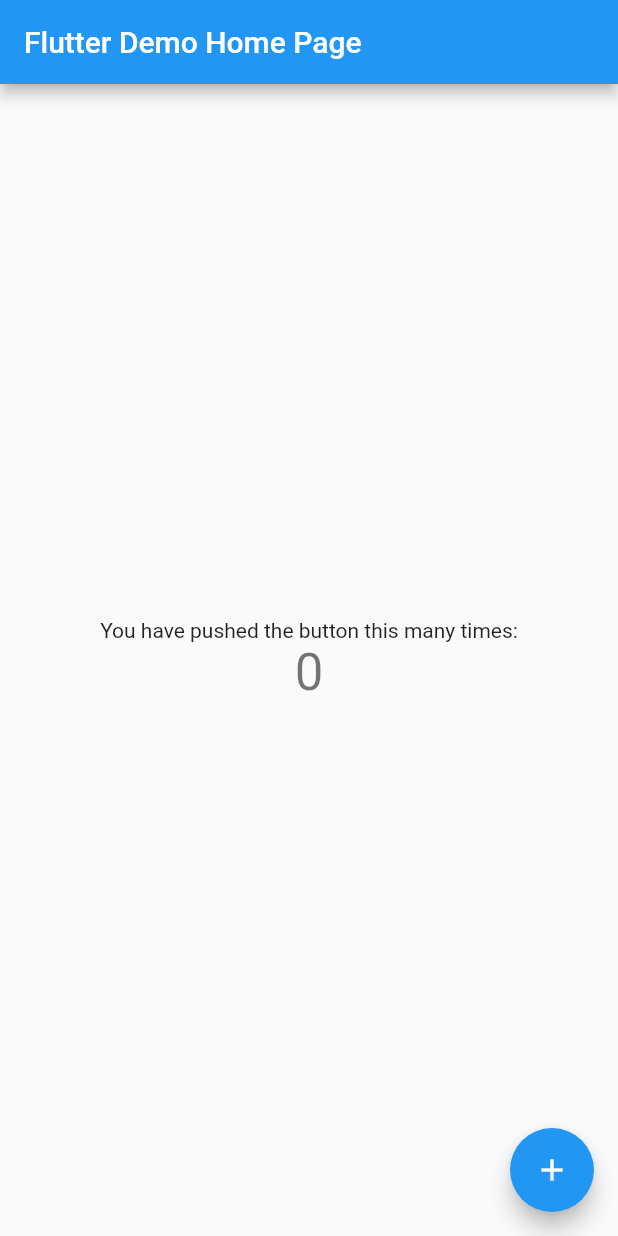
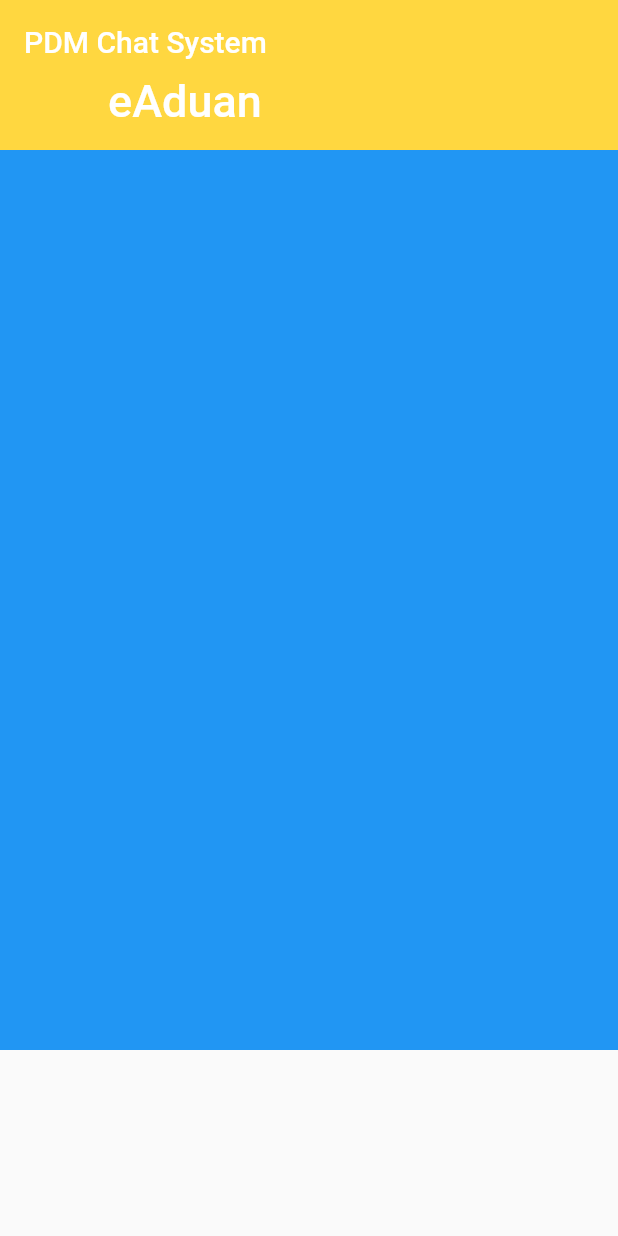
Before and after one commit to bedezub/flutter-chatsystem, a Flutter app: the screen it shows after launch, on a phone screen of 412 x 824 dp. Run offline on Flutter 3.47's test engine with Material 2 defaults, Android fonts, the light colour scheme and no system bars.

Commit message:
Update Home

```diff
--- a/lib/main.dart
+++ b/lib/main.dart
@@ -1,117 +1,21 @@
+import 'package:chatsystem/pages/homepage.dart';
 import 'package:flutter/material.dart';
 
 void main() {
-  runApp(MyApp());
+  runApp(PDRM());
 }
 
-class MyApp extends StatelessWidget {
-  // This widget is the root of your application.
+class PDRM extends StatelessWidget {
   @override
   Widget build(BuildContext context) {
     return MaterialApp(
-      title: 'Flutter Demo',
+      title: 'PDRM Chat System',
       theme: ThemeData(
-        // This is the theme of your application.
-        //
-        // Try running your application with "flutter run". You'll see the
-        // application has a blue toolbar. Then, without quitting the app, try
-        // changing the primarySwatch below to Colors.green and then invoke
-        // "hot reload" (press "r" in the console where you ran "flutter run",
-        // or simply save your changes to "hot reload" in a Flutter IDE).
-        // Notice that the counter didn't reset back to zero; the application
-        // is not restarted.
         primarySwatch: Colors.blue,
-        // This makes the visual density adapt to the platform that you run
-        // the app on. For desktop platforms, the controls will be smaller and
-        // closer together (more dense) than on mobile platforms.
         visualDensity: VisualDensity.adaptivePlatformDensity,
       ),
-      home: MyHomePage(title: 'Flutter Demo Home Page'),
+      home: HomePage(),
+      debugShowCheckedModeBanner: false,
     );
   }
 }
-
-class MyHomePage extends StatefulWidget {
-  MyHomePage({Key key, this.title}) : super(key: key);
-
-  // This widget is the home page of your application. It is stateful, meaning
-  // that it has a State object (defined below) that contains fields that affect
-  // how it looks.
-
-  // This class is the configuration for the state. It holds the values (in this
-  // case the title) provided by the parent (in this case the App widget) and
-  // used by the build method of the State. Fields in a Widget subclass are
-  // always marked "final".
-
-  final String title;
-
-  @override
-  _MyHomePageState createState() => _MyHomePageState();
-}
-
-class _MyHomePageState extends State<MyHomePage> {
-  int _counter = 0;
-
-  void _incrementCounter() {
-    setState(() {
-      // This call to setState tells the Flutter framework that something has
-      // changed in this State, which causes it to rerun the build method below
-      // so that the display can reflect the updated values. If we changed
-      // _counter without calling setState(), then the build method would not be
-      // called again, and so nothing would appear to happen.
-      _counter++;
-    });
-  }
-
-  @override
-  Widget build(BuildContext context) {
-    // This method is rerun every time setState is called, for instance as done
-    // by the _incrementCounter method above.
-    //
-    // The Flutter framework has been optimized to make rerunning build methods
-    // fast, so that you can just rebuild anything that needs updating rather
-    // than having to individually change instances of widgets.
-    return Scaffold(
-      appBar: AppBar(
-        // Here we take the value from the MyHomePage object that was created by
-        // the App.build method, and use it to set our appbar title.
-        title: Text(widget.title),
-      ),
-      body: Center(
-        // Center is a layout widget. It takes a single child and positions it
-        // in the middle of the parent.
-        child: Column(
-          // Column is also a layout widget. It takes a list of children and
-          // arranges them vertically. By default, it sizes itself to fit its
-          // children horizontally, and tries to be as tall as its parent.
-          //
-          // Invoke "debug painting" (press "p" in the console, choose the
-          // "Toggle Debug Paint" action from the Flutter Inspector in Android
-          // Studio, or the "Toggle Debug Paint" command in Visual Studio Code)
-          // to see the wireframe for each widget.
-          //
-          // Column has various properties to control how it sizes itself and
-          // how it positions its children. Here we use mainAxisAlignment to
-          // center the children vertically; the main axis here is the vertical
-          // axis because Columns are vertical (the cross axis would be
-          // horizontal).
-          mainAxisAlignment: MainAxisAlignment.center,
-          children: <Widget>[
-            Text(
-              'You have pushed the button this many times:',
-            ),
-            Text(
-              '$_counter',
-              style: Theme.of(context).textTheme.headline4,
-            ),
-          ],
-        ),
-      ),
-      floatingActionButton: FloatingActionButton(
-        onPressed: _incrementCounter,
-        tooltip: 'Increment',
-        child: Icon(Icons.add),
-      ), // This trailing comma makes auto-formatting nicer for build methods.
-    );
-  }
-}
--- /dev/null
+++ b/lib/pages/Homepage.dart
@@ -0,0 +1,33 @@
+import 'package:flutter/material.dart';
+
+class HomePage extends StatelessWidget {
+  @override
+  Widget build(BuildContext context) {
+    return Scaffold(
+      body: CustomScrollView(
+        slivers: [
+          SliverAppBar(
+            pinned: true,
+            expandedHeight: 100,
+            title: Text('PDM Chat System'),
+            backgroundColor: Colors.amberAccent,
+            flexibleSpace: FlexibleSpaceBar(
+              title: Text('eAduan'),
+            ),
+          ),
+          SliverList(
+              delegate: SliverChildBuilderDelegate(
+            (context, index) {
+              return Container(
+                color: Colors.blue,
+                width: 200,
+                height: 150,
+              );
+            },
+            childCount: 4,
+          ))
+        ],
+      ),
+    );
+  }
+}
```
Also changed, not shown: 2 other files.
